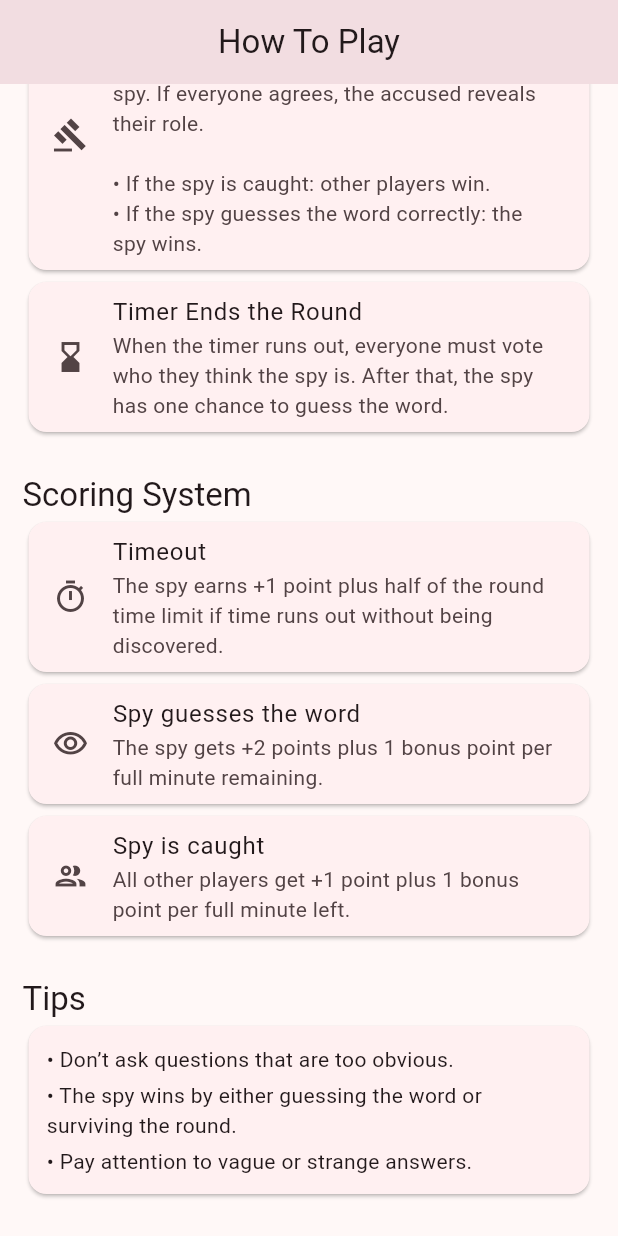
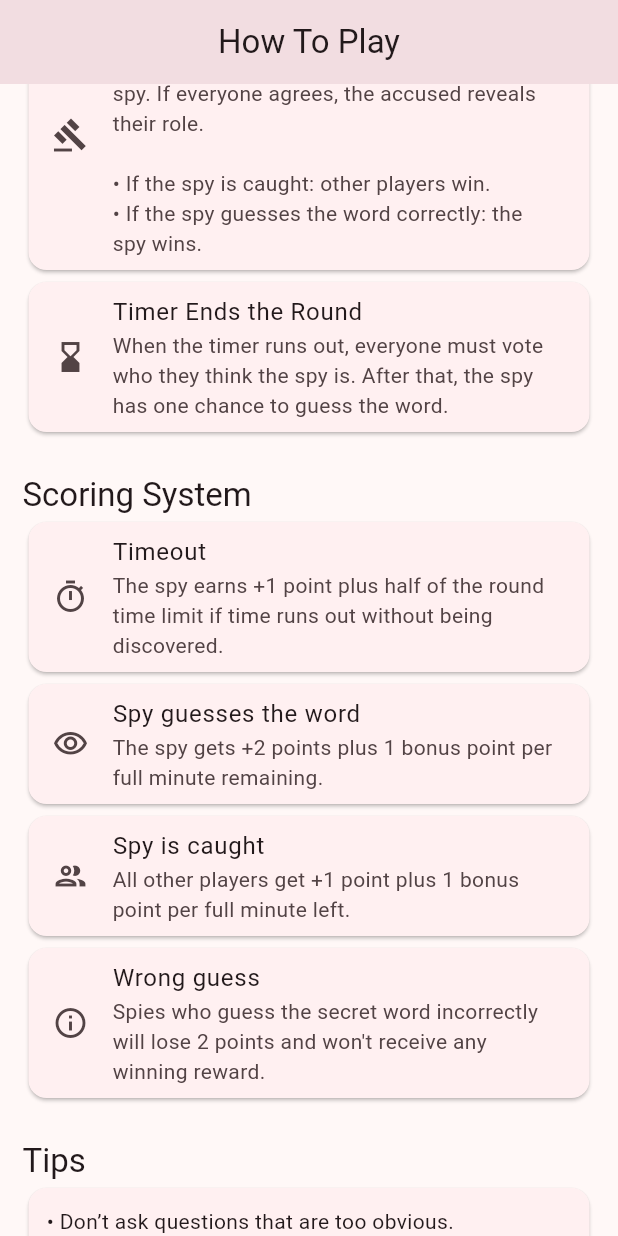
Before and after one commit to TiimmyFTurner/spot_the_spy, a Flutter app: the HowToPlayScreen screen opened by its route, scrolled down 488 dp, on a phone screen of 412 x 824 dp. Run offline on Flutter 3.47's test engine with Material 3 defaults, Android fonts, the phone set to English and light mode, and no system bars; our stand-ins replace action_slider, audioplayers, flutter_riverpod, freezed_annotation, go_router, riverpod_annotation and 1 more; accounts and stored records are empty; generated files the repository leaves out were written again.

Commit message:
add wrong guess punishment description to how to play

```diff
--- a/lib/presentation/screens/how_to_play_screen.dart
+++ b/lib/presentation/screens/how_to_play_screen.dart
@@ -123,6 +123,15 @@ class _HowToPlayScreenState extends ConsumerState<HowToPlayScreen> {
             ),
           ),
         ),
+        Card(
+          child: ListTile(
+            leading: Icon(Icons.info_outlined),
+            title: Text("Wrong guess"),
+            subtitle: Text(
+              "Spies who guess the secret word incorrectly will lose 2 points and won't receive any winning reward.",
+            ),
+          ),
+        ),
 
         SizedBox(height: 24),
 
@@ -240,6 +249,15 @@ class _HowToPlayScreenState extends ConsumerState<HowToPlayScreen> {
             ),
           ),
         ),
+        Card(
+          child: ListTile(
+            leading: Icon(Icons.info_outlined),
+            title: Text("حدس اشتباه"),
+            subtitle: Text(
+              "جاسوس‌هایی که کلمه مخفی را اشتباه حدس بزنند، ۲ امتیاز از دست می‌دهند و جایزه‌ی برد را دریافت نخواهند کرد.",
+            ),
+          ),
+        ),
 
         SizedBox(height: 24),
 
```
